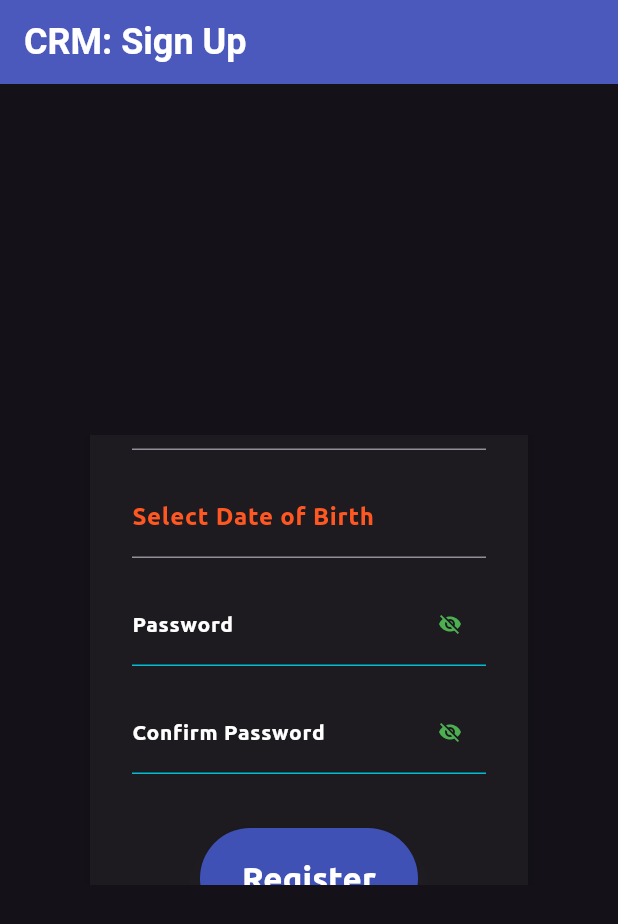
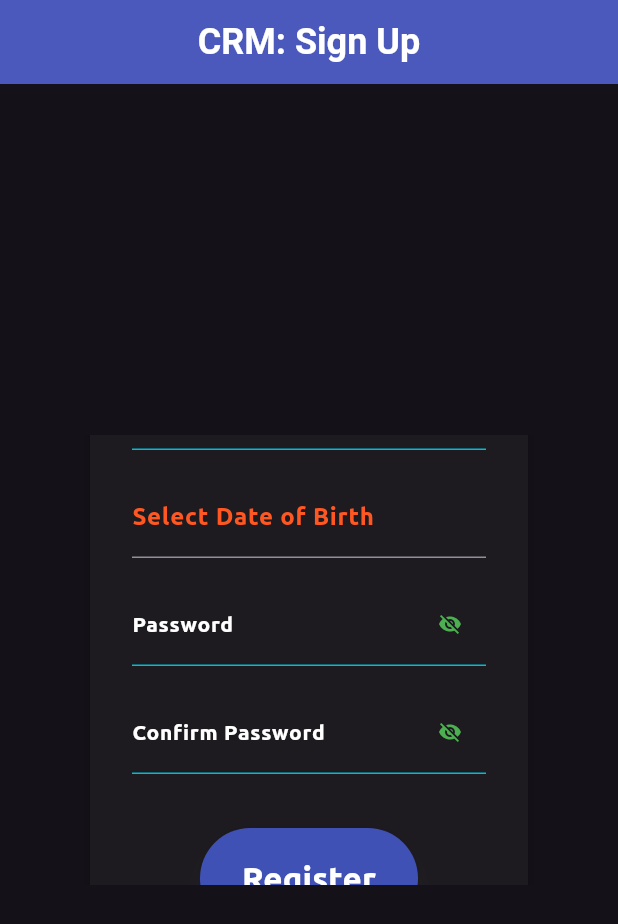
Before and after one commit to flutter-libs/full_crm, a Flutter app: the screen it shows after launch, scrolled down 576 dp, on a phone screen of 412 x 824 dp. Shown: the top 924 px of the screen. Run offline on Flutter 3.47's test engine with Material 3 defaults, Android fonts, the phone set to English and light mode, and no system bars; drawn by our look-alikes of toastification; our stand-ins replace dio, shared_preferences; missing offline and left inert: window_manager; Roboto replaces fonts that are missing (Ubuntu-Bold); project files that could hold a hidden picture were left out.

Commit message:
Added some configuration and styling to the frontend

```diff
--- /dev/null
+++ b/frontend/lib/constants/form_fields.dart
@@ -0,0 +1,166 @@
+import 'package:flutter/material.dart';
+const kTextInputEmailStyle = InputDecoration(
+  label: Text(
+    'Email',
+    style: TextStyle(
+      color: Colors.white,
+      fontFamily: 'Ubuntu',
+      fontWeight: FontWeight.bold,
+      fontSize: 14.0,
+    ),
+  ),
+  enabledBorder: UnderlineInputBorder(
+    borderSide: BorderSide(color: Colors.cyan),
+  ),
+  focusedBorder: UnderlineInputBorder(
+    borderSide: BorderSide(
+      color: Colors.blue,
+      width: 2,
+    ),
+  ),
+  errorBorder: UnderlineInputBorder(
+    borderSide: BorderSide(color: Colors.red),
+  ),
+);
+
+const kTextInputNameStyle = InputDecoration(
+  label: Text(
+    'Name',
+    style: TextStyle(
+      color: Colors.white,
+      fontFamily: 'Ubuntu',
+      fontWeight: FontWeight.bold,
+      fontSize: 14.0,
+    ),
+  ),
+  enabledBorder: UnderlineInputBorder(
+    borderSide: BorderSide(color: Colors.cyan),
+  ),
+  focusedBorder: UnderlineInputBorder(
+    borderSide: BorderSide(
+      color: Colors.blue,
+      width: 2,
+    ),
+  ),
+  errorBorder: UnderlineInputBorder(
+    borderSide: BorderSide(color: Colors.red),
+  ),
+);
+
+const kTextInputUserNameStyle = InputDecoration(
+  label: Text(
+    'Username',
+    style: TextStyle(
+      color: Colors.white,
+      fontFamily: 'Ubuntu',
+      fontWeight: FontWeight.bold,
+      fontSize: 14.0,
+    ),
+  ),
+  enabledBorder: UnderlineInputBorder(
+    borderSide: BorderSide(color: Colors.cyan),
+  ),
+  focusedBorder: UnderlineInputBorder(
+    borderSide: BorderSide(
+      color: Colors.blue,
+      width: 2,
+    ),
+  ),
+  errorBorder: UnderlineInputBorder(
+    borderSide: BorderSide(color: Colors.red),
+  ),
+);
+
+const kTextInputAddressStyle = InputDecoration(
+  label: Text(
+    'Address',
+    style: TextStyle(
+      color: Colors.white,
+      fontFamily: 'Ubuntu',
+      fontWeight: FontWeight.bold,
+      fontSize: 14.0,
+    ),
+  ),
+  enabledBorder: UnderlineInputBorder(
+    borderSide: BorderSide(color: Colors.cyan),
+  ),
+  focusedBorder: UnderlineInputBorder(
+    borderSide: BorderSide(
+      color: Colors.blue,
+      width: 2,
+    ),
+  ),
+  errorBorder: UnderlineInputBorder(
+    borderSide: BorderSide(color: Colors.red),
+  ),
+);
+const kTextInputCityStyle = InputDecoration(
+  label: Text(
+    'City',
+    style: TextStyle(
+      color: Colors.white,
+      fontFamily: 'Ubuntu',
+      fontWeight: FontWeight.bold,
+      fontSize: 14.0,
+    ),
+  ),
+  enabledBorder: UnderlineInputBorder(
+    borderSide: BorderSide(color: Colors.cyan),
+  ),
+  focusedBorder: UnderlineInputBorder(
+    borderSide: BorderSide(
+      color: Colors.blue,
+      width: 2,
+    ),
+  ),
+  errorBorder: UnderlineInputBorder(
+    borderSide: BorderSide(color: Colors.red),
+  ),
+);
+var kTextInputStateStyle = InputDecoration(
+  label: Text(
+    'State',
+    style: TextStyle(
+      color: Colors.white,
+      fontFamily: 'Ubuntu',
+      fontWeight: FontWeight.bold,
+      fontSize: 14.0,
+    ),
+  ),
+  enabledBorder: UnderlineInputBorder(
+    borderSide: BorderSide(color: Colors.cyan),
+  ),
+  focusedBorder: UnderlineInputBorder(
+    borderSide: BorderSide(
+      color: Colors.blue,
+      width: 2,
+    ),
+  ),
+  errorBorder: UnderlineInputBorder(
+    borderSide: BorderSide(color: Colors.red),
+  ),
+);
+
+var kTextInputZipCodeStyle = InputDecoration(
+  label: Text(
+    'Zip Code',
+    style: TextStyle(
+      color: Colors.white,
+      fontFamily: 'Ubuntu',
+      fontWeight: FontWeight.bold,
+      fontSize: 14.0,
+    ),
+  ),
+  enabledBorder: UnderlineInputBorder(
+    borderSide: BorderSide(color: Colors.cyan),
+  ),
+  focusedBorder: UnderlineInputBorder(
+    borderSide: BorderSide(
+      color: Colors.blue,
+      width: 2,
+    ),
+  ),
+  errorBorder: UnderlineInputBorder(
+    borderSide: BorderSide(color: Colors.red),
+  ),
+);
--- a/frontend/lib/main.dart
+++ b/frontend/lib/main.dart
@@ -1,6 +1,10 @@
 import 'package:flutter/material.dart';
 import 'package:frontend/screens/dashboard_screen.dart';
 import 'package:frontend/screens/login_screen.dart';
+import 'package:frontend/screens/meeting/add_participants_screen.dart';
+import 'package:frontend/screens/meeting/meeting_create_screen.dart';
+import 'package:frontend/screens/meeting/meeting_detail_screen.dart';
+import 'package:frontend/screens/meeting/meeting_list_screen.dart';
 import 'package:frontend/screens/register_screen.dart';
 import 'package:toastification/toastification.dart';
 import 'package:window_manager/window_manager.dart';
@@ -41,6 +45,15 @@ class CRMFrontend extends StatelessWidget {
             RegisterScreen.id: (context) => RegisterScreen(),
             LoginScreen.id: (context) => LoginScreen(),
             DashboardScreen.id: (context) => DashboardScreen(),
+            MeetingListScreen.id: (context) => MeetingListScreen(),
+            MeetingDetailScreen.id: (context) => MeetingDetailScreen(
+              meetingId: ModalRoute.of(context)?.settings.arguments as int?,
+            ),
+            MeetingCreateScreen.id: (context) => MeetingCreateScreen(),
+            AddParticipantsScreen.id: (context) => AddParticipantsScreen(
+              meetingId: ModalRoute.of(context)?.settings.arguments as int?,
+              allUsers: [],
+            )
           },
           debugShowCheckedModeBanner: false,
         )
--- a/frontend/lib/screens/register_screen.dart
+++ b/frontend/lib/screens/register_screen.dart
@@ -1,8 +1,10 @@
 import 'package:flutter/material.dart';
+import 'package:frontend/constants/form_fields.dart';
 import 'package:frontend/models/user.dart';
 import 'package:frontend/screens/dashboard_screen.dart';
 import 'package:frontend/screens/login_screen.dart';
 import 'package:frontend/services/user_api_service.dart';
+import 'package:frontend/widgets/custom_app_bar.dart';
 import 'package:frontend/widgets/toast_alerts.dart' as alert;
 import 'package:intl/intl.dart';
 
@@ -131,19 +133,7 @@ class _RegisterScreenState extends State<RegisterScreen> {
     double widthForm = screenWidth > 600 ? 600 : 300;
     double sepWidth = widthForm == 350 ? 200 : 100;
     return Scaffold(
-      appBar: AppBar(
-        title: const Text(
-          "CRM: Sign Up",
-          textAlign: TextAlign.center,
-          style: TextStyle(
-            fontFamily: "Ubuntu-Bold",
-            fontSize: 24.0,
-            fontWeight: FontWeight.w700,
-            color: Colors.white,
-          ),
-        ),
-        backgroundColor: Colors.indigo,
-      ),
+      appBar: CustomAppBar(title: 'CRM: Sign Up', showBackButton: false),
       body: Center(
         child: SizedBox(
           width: widthForm,
@@ -204,68 +194,28 @@ class _RegisterScreenState extends State<RegisterScreen> {
                         padding: const EdgeInsets.all(8.0),
                         child: TextFormField(
                           controller: _userName,
-                          decoration: const InputDecoration(
-                            label: Text(
-                              'Username',
-                              style: TextStyle(
-                                  color: Colors.white,
-                                  fontFamily: 'Ubuntu',
-                                  fontWeight: FontWeight.bold,
-                                  fontSize: 14.0
-                              ),
-                            ),
-                          ),
+                          decoration: kTextInputUserNameStyle,
                         ),
                       ),
                       Padding(
                         padding: const EdgeInsets.all(8.0),
                         child: TextFormField(
                           controller: _email,
-                          decoration: const InputDecoration(
-                            label: Text(
-                              'Email',
-                              style: TextStyle(
-                                  color: Colors.white,
-                                  fontFamily: 'Ubuntu',
-                                  fontWeight: FontWeight.bold,
-                                  fontSize: 14.0
-                              ),
-                            ),
-                          ),
+                          decoration: kTextInputEmailStyle,
                         ),
                       ),
                       Padding(
                         padding: const EdgeInsets.all(8.0),
                         child: TextFormField(
                           controller: _name,
-                          decoration: const InputDecoration(
-                            label: Text(
-                              'Full Name',
-                              style: TextStyle(
-                                  color: Colors.white,
-                                  fontFamily: 'Ubuntu',
-                                  fontWeight: FontWeight.bold,
-                                  fontSize: 14.0
-                              ),
-                            ),
-                          ),
+                          decoration: kTextInputNameStyle,
                         ),
                       ),
                       Padding(
                         padding: const EdgeInsets.all(8.0),
                         child: TextFormField(
                           controller: _address,
-                          decoration: const InputDecoration(
-                            label: Text(
-                              'Address',
-                              style: TextStyle(
-                                  color: Colors.white,
-                                  fontFamily: 'Ubuntu',
-                                  fontWeight: FontWeight.bold,
-                                  fontSize: 14.0
-                              ),
-                            ),
-                          ),
+                          decoration: kTextInputAddressStyle,
                         ),
                       ),
                       Padding(
@@ -289,34 +239,14 @@ class _RegisterScreenState extends State<RegisterScreen> {
                         padding: const EdgeInsets.all(8.0),
                         child: TextFormField(
                           controller: _state,
-                          decoration: const InputDecoration(
-                            label: Text(
-                              'State',
-                              style: TextStyle(
-                                  color: Colors.white,
-                                  fontFamily: 'Ubuntu',
-                                  fontWeight: FontWeight.bold,
-                                  fontSize: 14.0
-                              ),
-                            ),
-                          ),
+                          decoration: kTextInputStateStyle,
                         ),
                       ),
                       Padding(
                         padding: const EdgeInsets.all(8.0),
                         child: TextFormField(
                           controller: _zipCode,
-                          decoration: const InputDecoration(
-                            label: Text(
-                              'Zip Code',
-                              style: TextStyle(
-                                  color: Colors.white,
-                                  fontFamily: 'Ubuntu',
-                                  fontWeight: FontWeight.bold,
-                                  fontSize: 14.0
-                              ),
-                            ),
-                          ),
+                          decoration:kTextInputZipCodeStyle,
                         ),
                       ),
                       Padding(
--- /dev/null
+++ b/frontend/lib/widgets/custom_app_bar.dart
@@ -0,0 +1,37 @@
+import 'package:flutter/material.dart';
+
+class CustomAppBar extends StatelessWidget implements PreferredSizeWidget {
+  final String title;
+  final bool showBackButton;
+  final List<Widget>? actions;
+
+  const CustomAppBar({
+    super.key,
+    required this.title,
+    this.showBackButton = false,
+    this.actions,
+  });
+
+  @override
+  Widget build(BuildContext context) {
+    return AppBar(
+      automaticallyImplyLeading: showBackButton,
+      title: Text(
+        title,
+        textAlign: TextAlign.center,
+        style: TextStyle(
+          fontFamily: "Ubuntu-Bold",
+          fontSize: 24.0,
+          fontWeight: FontWeight.w700,
+          color: Colors.white,
+        ),
+      ),
+      backgroundColor: Colors.indigo,
+      centerTitle: true,
+      actions: actions,
+    );
+  }
+
+  @override
+  Size get preferredSize => const Size.fromHeight(kToolbarHeight);
+}
```
Also changed, not shown: frontend/lib/screens/dashboard_screen.dart (+56 -6 lines), frontend/lib/screens/login_screen.dart (+11 -23 lines), frontend/lib/screens/meeting/add_participants_screen.dart (+101 -0 lines), frontend/lib/screens/meeting/meeting_create_screen.dart (added, +88 -0 lines), frontend/lib/screens/meeting/meeting_detail_screen.dart (+6 -18 lines), frontend/lib/screens/meeting/meeting_list_screen.dart (+5 -6 lines).
